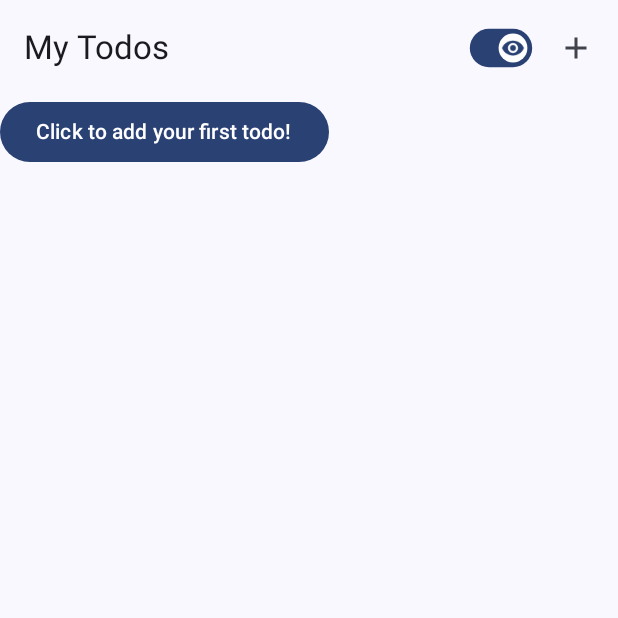
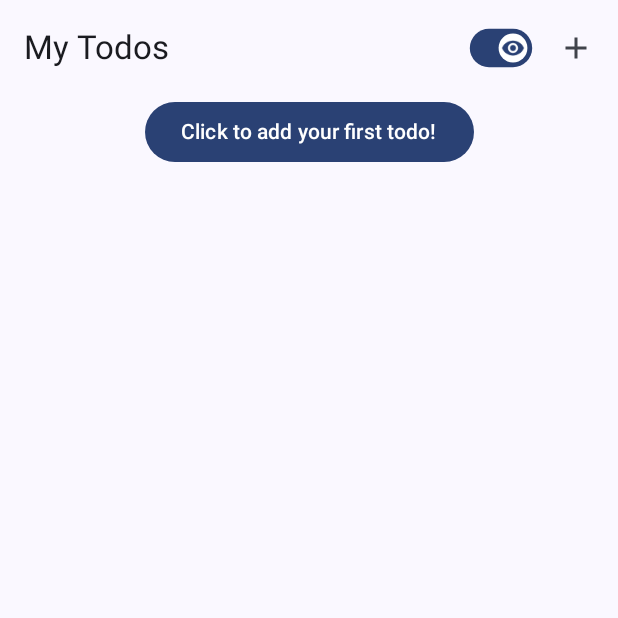
Before and after one commit to Cromana22/mod005452-p110136416-ele010, an Android app built with Jetpack Compose: the screen it shows after launch (MainActivity), on a phone screen of 412 x 824 dp, the top half of it. Run offline under Robolectric (Android 15) with nearby library versions, the phone set to English and light mode, and no system bars; our stand-ins replace Room's generated code, livedata-compose.

Commit message:
Checked variable layouts

```diff
--- a/Flexitodo/app/src/main/java/com/example/flexitodo/components/CollapsibleList.kt
+++ b/Flexitodo/app/src/main/java/com/example/flexitodo/components/CollapsibleList.kt
@@ -25,6 +25,7 @@ import androidx.compose.ui.graphics.vector.ImageVector
 import androidx.compose.ui.res.painterResource
 import androidx.compose.ui.text.font.FontWeight
 import androidx.compose.ui.text.style.TextDecoration
+import androidx.compose.ui.text.style.TextOverflow
 import androidx.compose.ui.unit.dp
 import androidx.compose.ui.unit.sp
 import androidx.navigation.NavController
@@ -151,16 +152,17 @@ fun ExpandableView(todoItemsList: List<TodoItem>, isExpanded: Boolean, navContro
                     ) {
                         Text(
                             text = item.itemSummary,
-                            fontSize = 16.sp,
+                            fontSize = 14.sp,
                             textDecoration = if (item.itemComplete) TextDecoration.LineThrough else TextDecoration.None,
                             fontWeight = if (item.itemDate is Long && item.itemDate!! <= System.currentTimeMillis()) FontWeight.Bold else FontWeight.Normal,
                             color = MaterialTheme.colorScheme.onBackground,
+                            overflow = TextOverflow.Ellipsis,
                             modifier = Modifier.fillMaxWidth(0.5f)
                         )
 
                         Text(
                             text = longToStringDate(item.itemDate),
-                            fontSize = 16.sp,
+                            fontSize = 14.sp,
                             textDecoration = if (item.itemComplete) TextDecoration.LineThrough else TextDecoration.None,
                             fontWeight = if (item.itemDate is Long && item.itemDate!! <= System.currentTimeMillis()) FontWeight.Bold else FontWeight.Normal,
                             color = MaterialTheme.colorScheme.onBackground,
--- a/Flexitodo/app/src/main/java/com/example/flexitodo/screens/Todo_List.kt
+++ b/Flexitodo/app/src/main/java/com/example/flexitodo/screens/Todo_List.kt
@@ -6,11 +6,10 @@ import androidx.compose.foundation.layout.*
 import androidx.compose.foundation.lazy.LazyColumn
 import androidx.compose.material.icons.Icons
 import androidx.compose.material.icons.filled.Add
-import androidx.compose.material.icons.filled.Settings
 import androidx.compose.material3.*
-import androidx.compose.runtime.Composable
-import androidx.compose.runtime.State
+import androidx.compose.runtime.*
 import androidx.compose.runtime.livedata.observeAsState
+import androidx.compose.ui.Alignment
 import androidx.compose.ui.Modifier
 import androidx.compose.ui.draw.scale
 import androidx.compose.ui.res.painterResource
@@ -25,7 +24,6 @@ import com.example.flexitodo.database.TodoList
 @ExperimentalMaterial3Api
 @Composable
 fun TodoList(navController: NavController, viewModel: DatabaseViewModel, todoViewModel: TodoViewModel) {
-
     Scaffold(
         topBar = { TopAppBarTodoList(navController, viewModel, todoViewModel) },
         content = { paddingValues ->
@@ -92,8 +90,10 @@ fun ContentTodoList(viewModel: DatabaseViewModel, paddingValues: PaddingValues,
         if (folders.value.isEmpty()){
            item(1){
                Box(modifier = Modifier.fillMaxSize()){
-                   Button(onClick = { navController.navigate("Add_Todo") }) {
-                       Text("Click to add your first todo!")
+                   Box(modifier = Modifier.align(Alignment.Center)){
+                       Button(onClick = { navController.navigate("Add_Todo")}) {
+                           Text("Click to add your first todo!")
+                       }
                    }
                }
            }
```
Also changed, not shown: Flexitodo/app/src/main/java/com/example/flexitodo/MainActivity.kt (+7 -0 lines).
